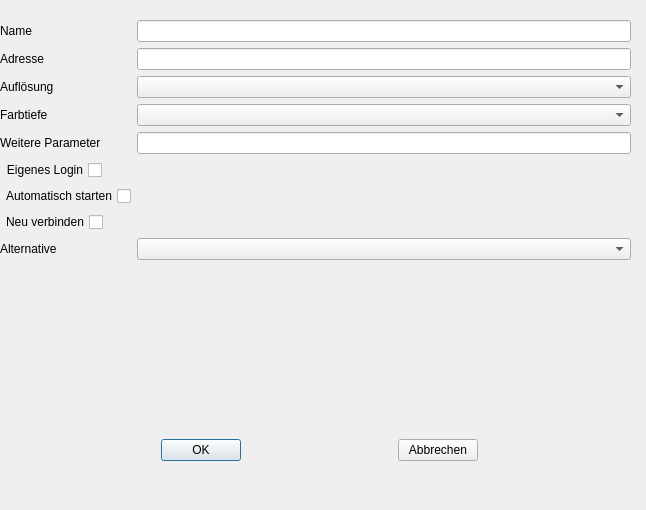
Old version of the form xtc/bin/dialogrdp.ui in the repository xtc-Thin-Client/xtcapp.
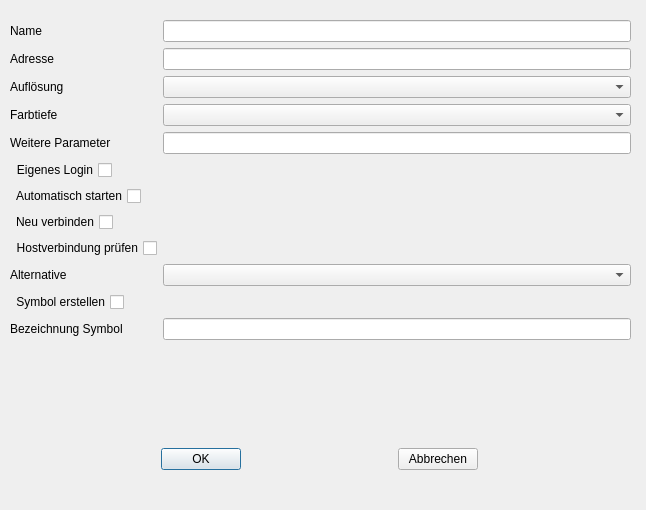
New version of the form.

Diff of the .ui file:
```diff
--- a/xtc/bin/dialogrdp.ui
+++ b/xtc/bin/dialogrdp.ui
@@ -16,10 +16,10 @@
   <widget class="QWidget" name="formLayoutWidget">
    <property name="geometry">
     <rect>
-     <x>0</x>
+     <x>10</x>
      <y>20</y>
-     <width>631</width>
-     <height>381</height>
+     <width>621</width>
+     <height>420</height>
     </rect>
    </property>
    <layout class="QFormLayout" name="formLayout">
@@ -103,25 +103,55 @@
       </property>
      </widget>
     </item>
-    <item row="10" column="0">
+    <item row="11" column="0">
      <widget class="QLabel" name="rdpLabelAlternative">
       <property name="text">
        <string>Alternative</string>
       </property>
      </widget>
     </item>
-    <item row="10" column="1">
+    <item row="11" column="1">
      <widget class="QComboBox" name="rdpInputAlternative"/>
     </item>
+    <item row="13" column="0">
+     <widget class="QCheckBox" name="rdpInputIcon">
+      <property name="layoutDirection">
+       <enum>Qt::RightToLeft</enum>
+      </property>
+      <property name="text">
+       <string>Symbol erstellen</string>
+      </property>
+     </widget>
+    </item>
+    <item row="14" column="0">
+     <widget class="QLabel" name="rdpLabelIconName">
+      <property name="text">
+       <string>Bezeichnung Symbol</string>
+      </property>
+     </widget>
+    </item>
+    <item row="14" column="1">
+     <widget class="QLineEdit" name="rdpInputIconName"/>
+    </item>
+    <item row="10" column="0">
+     <widget class="QCheckBox" name="rdpInputHostalive">
+      <property name="layoutDirection">
+       <enum>Qt::RightToLeft</enum>
+      </property>
+      <property name="text">
+       <string>Hostverbindung prüfen</string>
+      </property>
+     </widget>
+    </item>
    </layout>
   </widget>
   <widget class="QWidget" name="horizontalLayoutWidget">
    <property name="geometry">
     <rect>
      <x>10</x>
-     <y>410</y>
+     <y>429</y>
      <width>621</width>
-     <height>80</height>
+     <height>61</height>
     </rect>
    </property>
    <layout class="QHBoxLayout" name="horizontalLayout">
```
Left out of the diff: 6 changed lines with no effect on the pictures.
